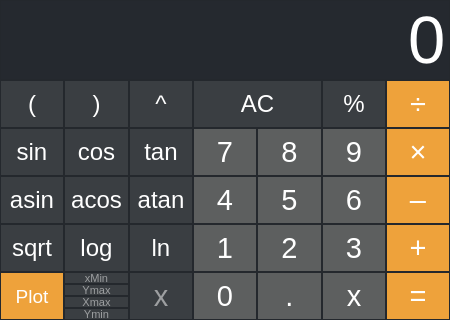
Old version of the form src/app/mainwindow.ui in the repository bansheewaltz/c-graphing-calculator.
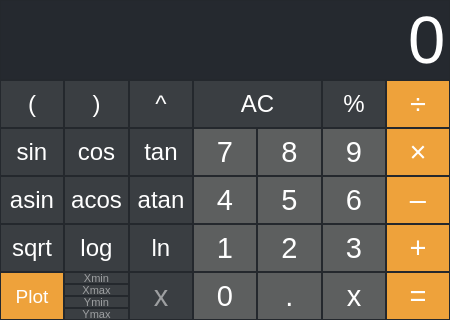
New version of the form. Custom widgets are drawn as their Qt base class.

Commit message: src:app:ui: fix rangle labels order

```diff
--- a/src/app/mainwindow.ui
+++ b/src/app/mainwindow.ui
@@ -548,42 +548,7 @@
                <set>Qt::AlignCenter</set>
               </property>
               <property name="placeholderText">
-               <string>xMin</string>
-              </property>
-             </widget>
-            </item>
-            <item>
-             <widget class="QLineEdit" name="yMax">
-              <property name="sizePolicy">
-               <sizepolicy hsizetype="Expanding" vsizetype="Ignored">
-                <horstretch>0</horstretch>
-                <verstretch>0</verstretch>
-               </sizepolicy>
-              </property>
-              <property name="font">
-               <font>
-                <pointsize>8</pointsize>
-               </font>
-              </property>
-              <property name="styleSheet">
-               <string notr="true">QLineEdit {
-  background-color: rgb(58, 62, 66);
-  color: white; 
-  border: 1px solid rgb(36, 40, 45);
-}
-</string>
-              </property>
-              <property name="inputMask">
-               <string/>
-              </property>
-              <property name="text">
-               <string/>
-              </property>
-              <property name="alignment">
-               <set>Qt::AlignCenter</set>
-              </property>
-              <property name="placeholderText">
-               <string>Ymax</string>
+               <string>Xmin</string>
               </property>
              </widget>
             </item>
@@ -657,6 +622,41 @@
               </property>
              </widget>
             </item>
+            <item>
+             <widget class="QLineEdit" name="yMax">
+              <property name="sizePolicy">
+               <sizepolicy hsizetype="Expanding" vsizetype="Ignored">
+                <horstretch>0</horstretch>
+                <verstretch>0</verstretch>
+               </sizepolicy>
+              </property>
+              <property name="font">
+               <font>
+                <pointsize>8</pointsize>
+               </font>
+              </property>
+              <property name="styleSheet">
+               <string notr="true">QLineEdit {
+  background-color: rgb(58, 62, 66);
+  color: white; 
+  border: 1px solid rgb(36, 40, 45);
+}
+</string>
+              </property>
+              <property name="inputMask">
+               <string/>
+              </property>
+              <property name="text">
+               <string/>
+              </property>
+              <property name="alignment">
+               <set>Qt::AlignCenter</set>
+              </property>
+              <property name="placeholderText">
+               <string>Ymax</string>
+              </property>
+             </widget>
+            </item>
            </layout>
           </item>
           <item row="3" column="2">
```
